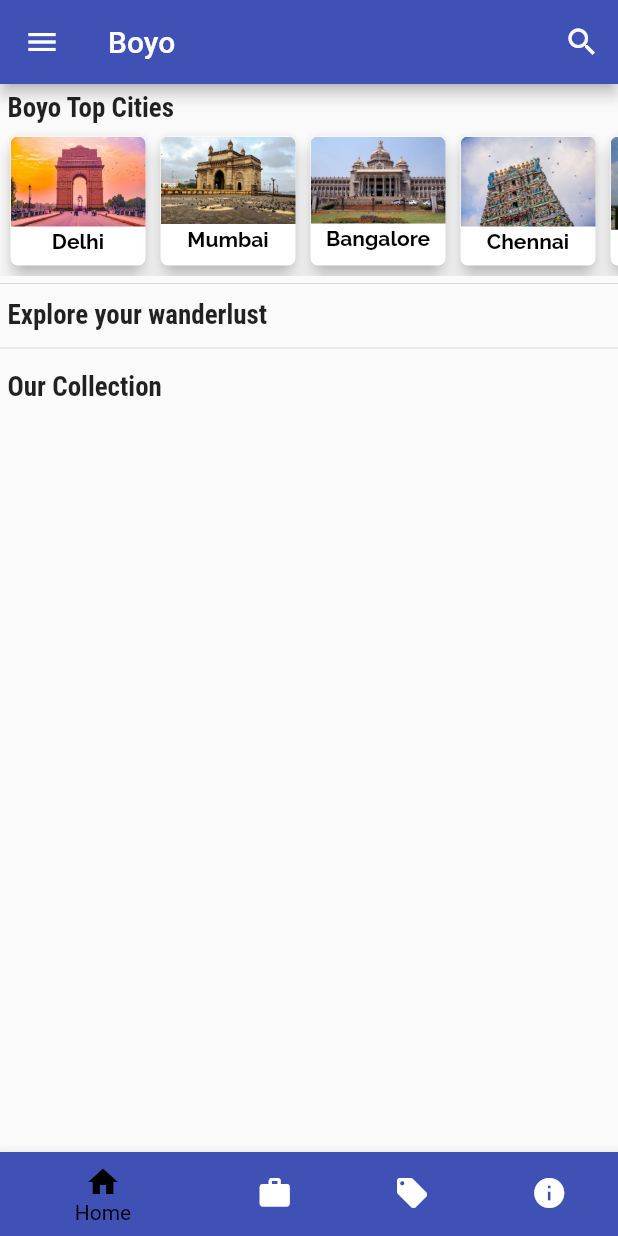
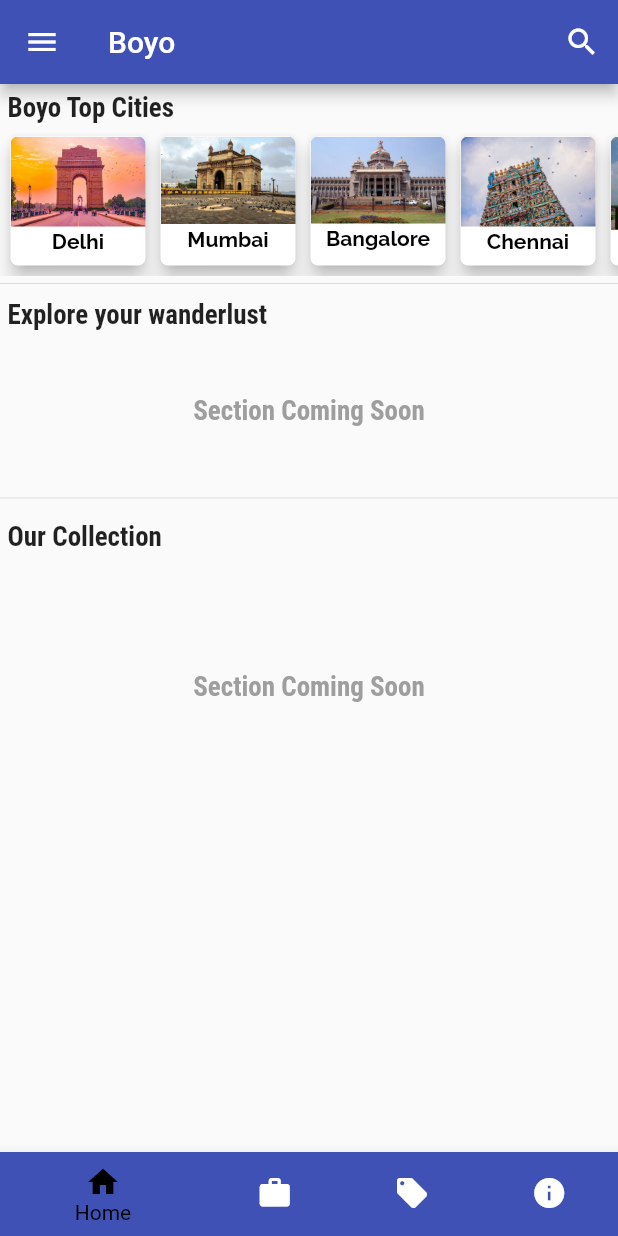
Before and after one commit to iamartyaa/BoyoHotels-App, a Flutter app: the screen it shows after launch, on a phone screen of 412 x 824 dp. Run offline on Flutter 3.47's test engine with Material 2 defaults, Android fonts, the phone set to English and light mode, and no system bars; missing offline and left inert: flutter_rounded_date_picker.

Commit message:
Beta App done

```diff
--- a/lib/widgets/home.dart
+++ b/lib/widgets/home.dart
@@ -1,8 +1,13 @@
 import 'package:demo/data.dart';
+import 'package:demo/models/room.dart';
 import 'package:demo/widgets/city.dart';
+import 'package:demo/widgets/room_item.dart';
 import 'package:flutter/material.dart';
 
 class Home extends StatelessWidget {
+  late List<Room> hotelRooms = DUMMY_ROOMS.where((element) {
+    return element.hotelId == "h2";
+  }).toList();
 
   @override
   Widget build(BuildContext context) {
@@ -41,11 +46,9 @@ class Home extends StatelessWidget {
             ],
           ),
         ),
-
         Divider(
           height: 10,
         ),
-
         Container(
           padding: const EdgeInsets.fromLTRB(5, 5, 5, 2),
           child: const Text(
@@ -58,12 +61,29 @@ class Home extends StatelessWidget {
             ),
           ),
         ),
-
+        Container(
+          height: 100,
+          width: double.infinity,
+          padding: const EdgeInsets.fromLTRB(5, 5, 5, 2),
+          child: const Center(
+            child: Text(
+              'Section Coming Soon',
+              textAlign: TextAlign.left,
+              style: TextStyle(
+                fontFamily: 'RobotoCondensed',
+                fontSize: 18,
+                color: Colors.grey,
+                fontWeight: FontWeight.bold,
+              ),
+            ),
+          ),
+        ),
         Divider(
           height: 20,
         ),
-
         Container(
+          height: 100,
+          width: double.infinity,
           padding: const EdgeInsets.fromLTRB(5, 5, 5, 2),
           child: const Text(
             'Our Collection',
@@ -75,7 +95,21 @@ class Home extends StatelessWidget {
             ),
           ),
         ),
-
+        Container(
+          padding: const EdgeInsets.fromLTRB(5, 5, 5, 2),
+          child: const Center(
+            child: Text(
+              'Section Coming Soon',
+              textAlign: TextAlign.left,
+              style: TextStyle(
+                fontFamily: 'RobotoCondensed',
+                fontSize: 18,
+                color: Colors.grey,
+                fontWeight: FontWeight.bold,
+              ),
+            ),
+          ),
+        ),
       ],
     );
   }
--- a/lib/widgets/hotel_item.dart
+++ b/lib/widgets/hotel_item.dart
@@ -18,6 +18,7 @@ class HotelItem extends StatelessWidget {
   });
 
   void selectHotel(BuildContext context) {
+    print(hId);
     Navigator.of(context).pushNamed(
       HotelDetail.routeName,
       arguments: hId,
--- a/lib/widgets/hotel_rooms.dart
+++ b/lib/widgets/hotel_rooms.dart
@@ -31,6 +31,7 @@ class _HotelRoomsState extends State<HotelRooms> {
             cityName: widget.cityName,
             hotelName: widget.hotelName,
             addNewBooking: widget.addNewBooking,
+            hotelId: widget.hotelId,
           );
         }).toList(),
       ],
--- a/lib/widgets/room_item.dart
+++ b/lib/widgets/room_item.dart
@@ -1,5 +1,6 @@
 import 'package:demo/data.dart';
 import 'package:demo/models/room.dart';
+import 'package:demo/screens/hotel_detail.dart';
 import 'package:demo/widgets/booking.dart';
 import 'package:flutter/material.dart';
 
@@ -8,7 +9,8 @@ class RoomItem extends StatefulWidget {
   final String cityName;
   final String hotelName;
   final Function addNewBooking;
-  RoomItem({ required this.id,required this.cityName,required this.hotelName, required this.addNewBooking});
+  final String hotelId;
+  RoomItem({ required this.id,required this.cityName,required this.hotelName, required this.addNewBooking,required this.hotelId});
 
   @override
   State<RoomItem> createState() => _RoomItemState();
@@ -16,7 +18,7 @@ class RoomItem extends StatefulWidget {
 
 class _RoomItemState extends State<RoomItem> {
   late Room room = DUMMY_ROOMS.firstWhere((element) {
-    return element.id == widget.id;
+    return element.id == widget.id && element.hotelId==widget.hotelId;
   });
 
   void bookHotel(BuildContext ctx,String id) {
```
